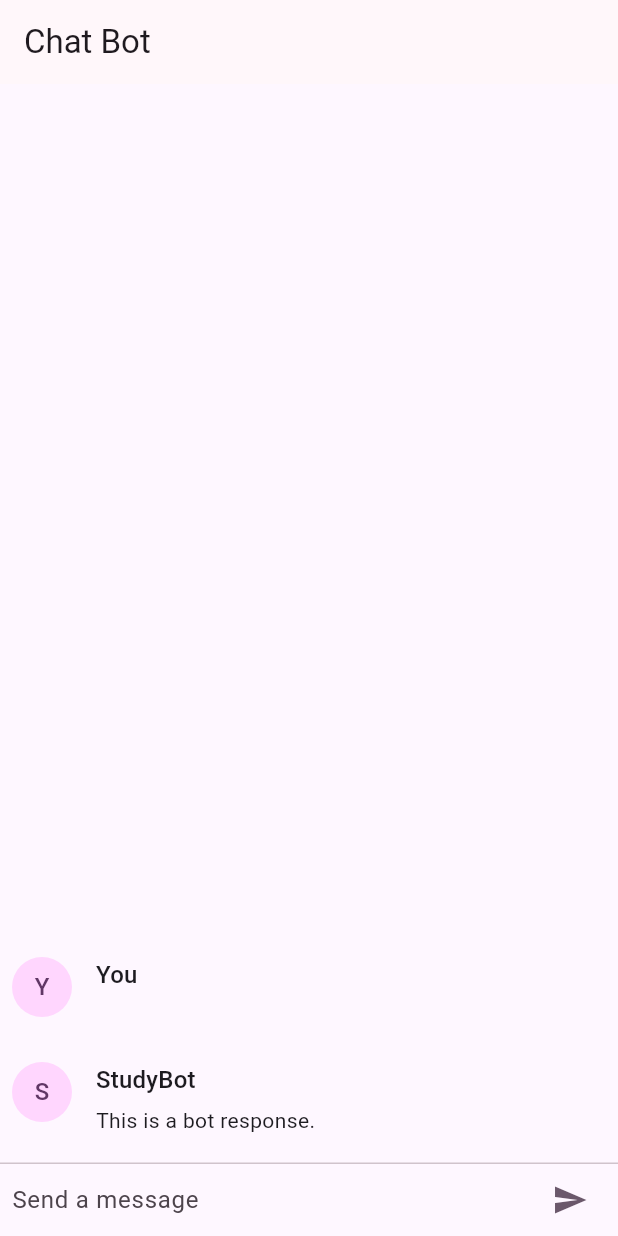
After one commit to Mckenz31/AI_ATL, a Flutter app: the screen it shows after launch, after a tap on the "send" icon, on a phone screen of 412 x 824 dp. The commit adds this screen. Run offline on Flutter 3.47's test engine with Material 3 defaults, Android fonts, the phone set to English and light mode, and no system bars; our stand-ins replace file_picker; missing offline and left inert: flash_card.

Commit message:
wrote some frontend pages

```diff
--- a/frontend/lib/main.dart
+++ b/frontend/lib/main.dart
@@ -1,6 +1,7 @@
 import "package:flutter/material.dart";
 import "package:frontend/widgets/file_upload.dart";
 import "package:frontend/widgets/quiz_openended.dart";
+import "package:frontend/widgets/chatbot.dart";
 
 var kColorScheme = ColorScheme.fromSeed(
   seedColor: const Color.fromARGB(255, 203, 63, 228),
@@ -19,7 +20,7 @@ void main() {
       theme:
       ThemeData().copyWith(useMaterial3: true, colorScheme: kColorScheme),
       debugShowCheckedModeBanner: false,
-      home: const QuizOpenEnded(),
+      home: const ChatBotPage(),
     ),
   );
 }
--- /dev/null
+++ b/frontend/lib/widgets/chatbot.dart
@@ -0,0 +1,122 @@
+import 'package:flutter/material.dart';
+import 'package:http/http.dart' as http;
+
+class ChatBotPage extends StatefulWidget {
+  const ChatBotPage({Key? key}) : super(key: key);
+
+  @override
+  _ChatBotPageState createState() => _ChatBotPageState();
+}
+
+class _ChatBotPageState extends State<ChatBotPage> {
+  final List<ChatMessage> _messages = [];
+
+  TextEditingController _messageController = TextEditingController();
+
+  void _handleSubmitted(String text) {
+    _messageController.clear();
+
+    // Simulate the bot's response (you can replace this logic with your own)
+
+    _addMessage('StudyBot', 'This is a bot response.');
+    _addMessage('You', '$text');
+
+    // You can add your own logic here to process the user's input and generate bot responses
+  }
+
+  void _addMessage(String sender, String text) {
+    setState(() {
+      _messages.add(ChatMessage(sender: sender, text: text));
+    });
+  }
+
+  @override
+  Widget build(BuildContext context) {
+    return Scaffold(
+      appBar: AppBar(
+        title: const Text('Chat Bot'),
+      ),
+      body: Column(
+        children: <Widget>[
+          Flexible(
+            child: ListView.builder(
+              padding: const EdgeInsets.all(8.0),
+              reverse: true,
+              itemBuilder: (_, int index) => _messages[index],
+              itemCount: _messages.length,
+            ),
+          ),
+          const Divider(height: 1.0),
+          Container(
+            decoration: BoxDecoration(color: Theme.of(context).cardColor),
+            child: _buildTextComposer(),
+          ),
+        ],
+      ),
+    );
+  }
+
+  Widget _buildTextComposer() {
+    return IconTheme(
+    data: IconThemeData(color: Theme.of(context).colorScheme.secondary),
+      child: Container(
+        margin: const EdgeInsets.symmetric(horizontal: 8.0),
+        child: Row(
+          children: <Widget>[
+            Flexible(
+              child: TextField(
+                controller: _messageController,
+                onSubmitted: _handleSubmitted,
+                decoration: const InputDecoration.collapsed(
+                  hintText: 'Send a message',
+                ),
+              ),
+            ),
+            IconButton(
+              icon: const Icon(Icons.send),
+              onPressed: () => _handleSubmitted(_messageController.text),
+            ),
+          ],
+        ),
+      ),
+    );
+  }
+}
+
+class ChatMessage extends StatelessWidget {
+  final String sender;
+  final String text;
+
+  ChatMessage({required this.sender, required this.text});
+
+  @override
+  Widget build(BuildContext context) {
+    return Container(
+      margin: const EdgeInsets.symmetric(vertical: 10.0),
+      child: Row(
+        crossAxisAlignment: CrossAxisAlignment.start,
+        children: <Widget>[
+          Container(
+            margin: const EdgeInsets.only(right: 16.0),
+            child: CircleAvatar(
+              child: Text(sender[0]),
+            ),
+          ),
+          Column(
+            crossAxisAlignment: CrossAxisAlignment.start,
+            children: <Widget>[
+              Text(
+                sender,
+                style: Theme.of(context).textTheme.subtitle1,
+              ),
+              Container(
+                margin: const EdgeInsets.only(top: 5.0),
+                child: Text(text),
+              ),
+            ],
+          ),
+        ],
+      ),
+    );
+  }
+}
--- a/frontend/pubspec.yaml
+++ b/frontend/pubspec.yaml
@@ -37,6 +37,7 @@ dependencies:
   cupertino_icons: ^1.0.2
   file_picker: ^6.1.1
   flash_card: ^0.0.7
+  http: ^1.1.0
 
 dev_dependencies:
   flutter_test:
```
Also changed, not shown: frontend/lib/widgets/generate_questions.dart (added, +75 -0 lines), frontend/pubspec.lock.
